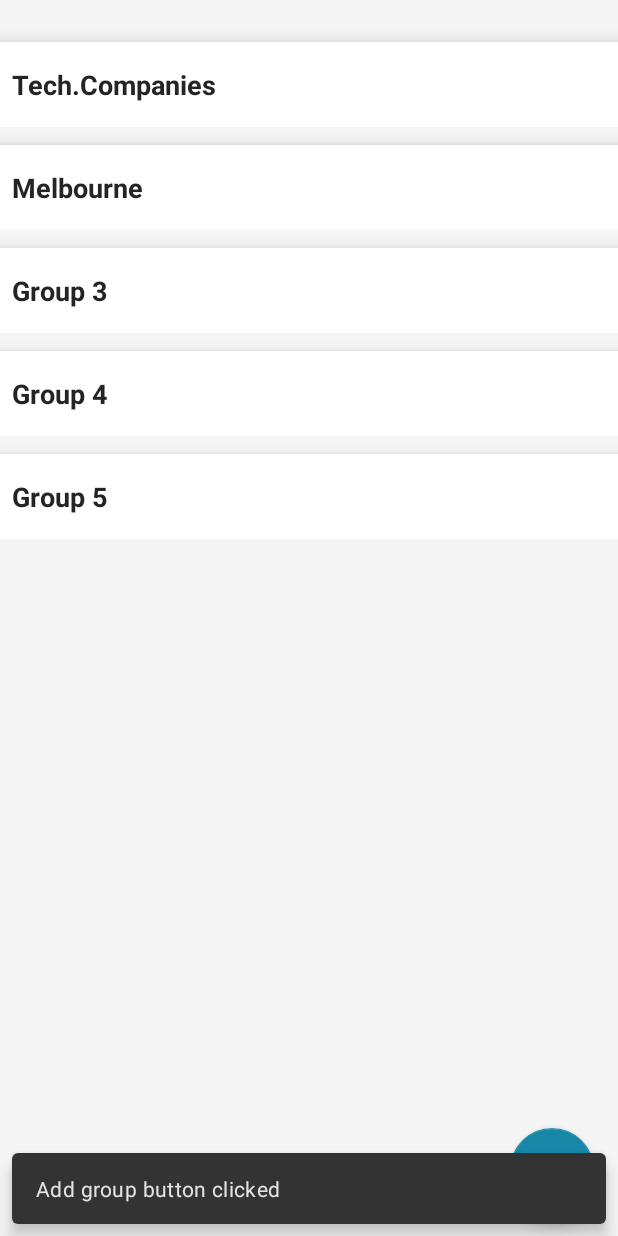
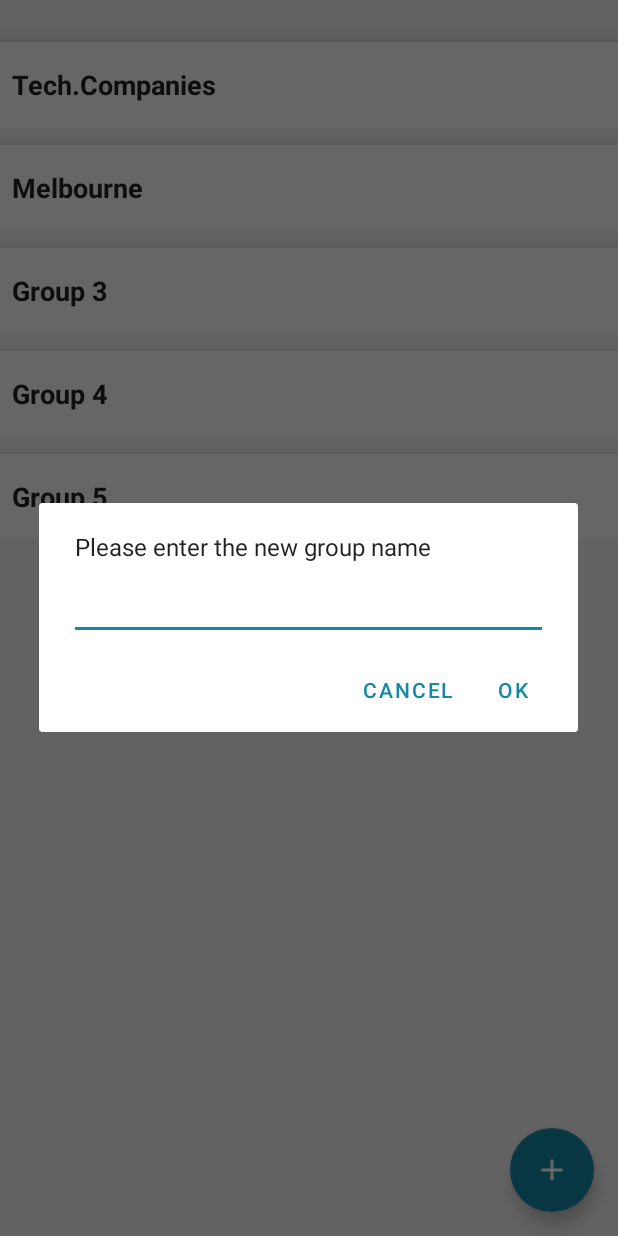
Before and after one commit to dl-ghub/COMP30022_Capstone_RBDB, an Android app: the fragment GroupFragment shown on its own in the app's theme, after a tap on "Add new group", on a phone screen of 412 x 824 dp. Run offline under Robolectric (Android 15) with nearby library versions, the phone set to English and light mode, and no system bars; Roboto replaces fonts that are not available here.

Commit message:
new group fab update
some functionality has been added

```diff
--- a/app/src/main/java/com/example/rbdb/ui/GroupFragment.kt
+++ b/app/src/main/java/com/example/rbdb/ui/GroupFragment.kt
@@ -2,10 +2,13 @@ package com.example.rbdb.ui
 
 import android.content.Intent
 import android.os.Bundle
+import android.text.InputType
 import androidx.fragment.app.Fragment
 import android.view.LayoutInflater
 import android.view.View
 import android.view.ViewGroup
+import android.widget.EditText
+import androidx.appcompat.app.AlertDialog
 import androidx.recyclerview.widget.RecyclerView
 import com.example.rbdb.R
 import com.example.rbdb.databinding.FragmentContactBinding
@@ -57,9 +60,19 @@ class GroupFragment : Fragment(), GroupCardInterface {
         super.onViewCreated(view, savedInstanceState)
         val fab = binding.groupFab
         fab.setOnClickListener { view ->
-            Snackbar.make(view, "Add group button clicked", Snackbar.LENGTH_LONG)
-                .setAction("Action", null)
-                .show()
+            val builder = AlertDialog.Builder(view.context)
+            builder.setMessage(R.string.new_group_name)
+            val inflater = requireActivity().layoutInflater.inflate(R.layout.view_holder_new_group_dialog, null)
+            builder.setView(inflater)
+            val input = inflater.findViewById<View>(R.id.new_group_name) as EditText
+
+            // Send the name to the database to create a new group (need to implement)
+            builder.setPositiveButton("Ok"){ _, _ -> }
+
+            builder.setNegativeButton("Cancel"){_, _ -> }
+
+            val alertDialog: AlertDialog = builder.create()
+            alertDialog.show()
         }
 
         groupList = getGroupList()
--- /dev/null
+++ b/app/src/main/res/layout/view_holder_new_group_dialog.xml
@@ -0,0 +1,20 @@
+<?xml version="1.0" encoding="utf-8"?>
+<FrameLayout xmlns:android="http://schemas.android.com/apk/res/android"
+    android:layout_width="match_parent"
+    android:layout_height="wrap_content">
+
+    <com.google.android.material.textfield.TextInputLayout
+        android:layout_width="match_parent"
+        android:layout_height="wrap_content">
+
+        <AutoCompleteTextView
+            android:id="@+id/new_group_name"
+            android:layout_width="match_parent"
+            android:layout_height="wrap_content"
+            android:layout_marginHorizontal="24dp"
+            android:layout_marginVertical="12dp"
+            android:backgroundTint="@color/white"
+            android:inputType="text" />
+
+    </com.google.android.material.textfield.TextInputLayout>
+</FrameLayout>
--- a/app/src/main/res/values/strings.xml
+++ b/app/src/main/res/values/strings.xml
@@ -24,6 +24,7 @@
     <string name="save">Save changes</string>
     <string name="confirm_leave_title">Confirm leave</string>
     <string name="confirm_leave_txt">Changes won\'t be saved, still leave?</string>
+    <string name="new_group_name">Please enter the new group name</string>
     <!-- TODO: Remove or change this placeholder text -->
     <string name="hello_blank_fragment">Hello blank fragment</string>
     <string name="menu">menu</string>
```
